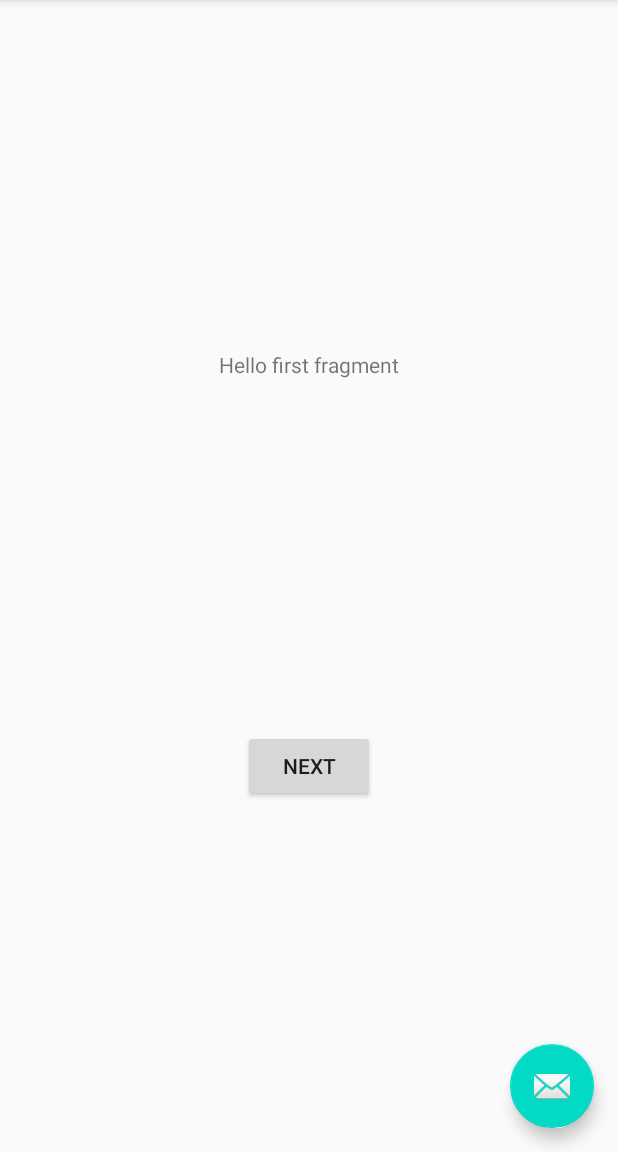
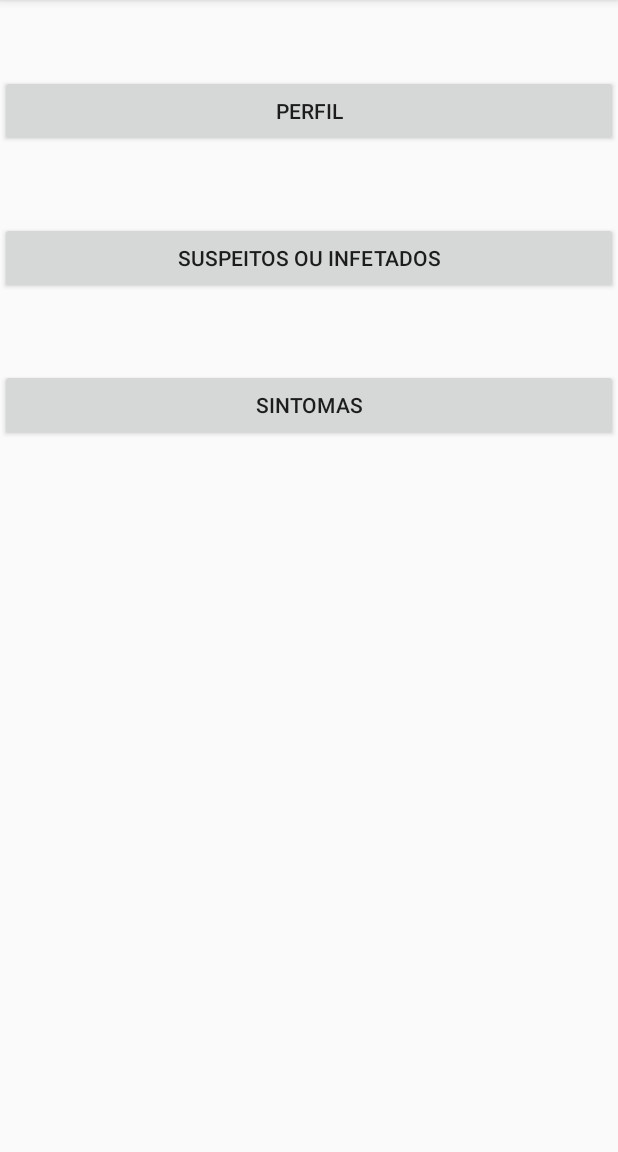
Before and after one commit to rpa299/COVID19, an Android app: the screen it shows after launch (MainActivity), on a phone screen of 412 x 824 dp, the part 84-1236 px from its top. Run offline under Robolectric (Android 15) with nearby library versions, the phone set to English and light mode, and no system bars.

Commit message:
Menu provisorio iniciado

```diff
--- a/app/src/main/java/pt/ipg/covid19/FirstFragment.java
+++ /dev/null
@@ -1,34 +0,0 @@
-package pt.ipg.covid19;
-
-import android.os.Bundle;
-import android.view.LayoutInflater;
-import android.view.View;
-import android.view.ViewGroup;
-
-import androidx.annotation.NonNull;
-import androidx.fragment.app.Fragment;
-import androidx.navigation.fragment.NavHostFragment;
-
-public class FirstFragment extends Fragment {
-
-    @Override
-    public View onCreateView(
-            LayoutInflater inflater, ViewGroup container,
-            Bundle savedInstanceState
-    ) {
-        // Inflate the layout for this fragment
-        return inflater.inflate(R.layout.fragment_first, container, false);
-    }
-
-    public void onViewCreated(@NonNull View view, Bundle savedInstanceState) {
-        super.onViewCreated(view, savedInstanceState);
-
-        view.findViewById(R.id.button_first).setOnClickListener(new View.OnClickListener() {
-            @Override
-            public void onClick(View view) {
-                NavHostFragment.findNavController(FirstFragment.this)
-                        .navigate(R.id.action_FirstFragment_to_SecondFragment);
-            }
-        });
-    }
-}
--- a/app/src/main/java/pt/ipg/covid19/MainActivity.java
+++ b/app/src/main/java/pt/ipg/covid19/MainActivity.java
@@ -20,15 +20,6 @@ public class MainActivity extends AppCompatActivity {
         setContentView(R.layout.activity_main);
         Toolbar toolbar = findViewById(R.id.toolbar);
         setSupportActionBar(toolbar);
-
-        FloatingActionButton fab = findViewById(R.id.fab);
-        fab.setOnClickListener(new View.OnClickListener() {
-            @Override
-            public void onClick(View view) {
-                Snackbar.make(view, "Replace with your own action", Snackbar.LENGTH_LONG)
-                        .setAction("Action", null).show();
-            }
-        });
     }
 
     @Override
--- a/app/src/main/res/layout/activity_main.xml
+++ b/app/src/main/res/layout/activity_main.xml
@@ -22,12 +22,4 @@
 
     <include layout="@layout/content_main" />
 
-    <com.google.android.material.floatingactionbutton.FloatingActionButton
-        android:id="@+id/fab"
-        android:layout_width="wrap_content"
-        android:layout_height="wrap_content"
-        android:layout_gravity="bottom|end"
-        android:layout_margin="@dimen/fab_margin"
-        app:srcCompat="@android:drawable/ic_dialog_email" />
-
 </androidx.coordinatorlayout.widget.CoordinatorLayout>
--- a/app/src/main/res/layout/content_main.xml
+++ b/app/src/main/res/layout/content_main.xml
@@ -1,19 +1,38 @@
 <?xml version="1.0" encoding="utf-8"?>
 <androidx.constraintlayout.widget.ConstraintLayout xmlns:android="http://schemas.android.com/apk/res/android"
     xmlns:app="http://schemas.android.com/apk/res-auto"
+    xmlns:tools="http://schemas.android.com/tools"
     android:layout_width="match_parent"
     android:layout_height="match_parent"
-    app:layout_behavior="@string/appbar_scrolling_view_behavior">
+    app:layout_behavior="@string/appbar_scrolling_view_behavior" >
 
-    <fragment
-        android:id="@+id/nav_host_fragment"
-        android:name="androidx.navigation.fragment.NavHostFragment"
+    <Button
+        android:id="@+id/button10"
         android:layout_width="0dp"
-        android:layout_height="0dp"
-        app:defaultNavHost="true"
-        app:layout_constraintBottom_toBottomOf="parent"
-        app:layout_constraintLeft_toLeftOf="parent"
-        app:layout_constraintRight_toRightOf="parent"
-        app:layout_constraintTop_toTopOf="parent"
-        app:navGraph="@navigation/nav_graph" />
+        android:layout_height="wrap_content"
+        android:layout_marginTop="50dp"
+        android:text="Perfil"
+        app:layout_constraintEnd_toEndOf="parent"
+        app:layout_constraintStart_toStartOf="parent"
+        app:layout_constraintTop_toTopOf="parent" />
+
+    <Button
+        android:id="@+id/button11"
+        android:layout_width="0dp"
+        android:layout_height="wrap_content"
+        android:layout_marginTop="50dp"
+        android:text="Suspeitos ou Infetados"
+        app:layout_constraintEnd_toEndOf="parent"
+        app:layout_constraintStart_toStartOf="parent"
+        app:layout_constraintTop_toBottomOf="@+id/button10" />
+
+    <Button
+        android:id="@+id/button12"
+        android:layout_width="0dp"
+        android:layout_height="wrap_content"
+        android:layout_marginTop="50dp"
+        android:text="Sintomas"
+        app:layout_constraintEnd_toEndOf="parent"
+        app:layout_constraintStart_toStartOf="parent"
+        app:layout_constraintTop_toBottomOf="@+id/button11" />
 </androidx.constraintlayout.widget.ConstraintLayout>
--- a/app/src/main/res/layout/fragment_first.xml
+++ /dev/null
@@ -1,28 +0,0 @@
-<?xml version="1.0" encoding="utf-8"?>
-<androidx.constraintlayout.widget.ConstraintLayout xmlns:android="http://schemas.android.com/apk/res/android"
-    xmlns:app="http://schemas.android.com/apk/res-auto"
-    xmlns:tools="http://schemas.android.com/tools"
-    android:layout_width="match_parent"
-    android:layout_height="match_parent"
-    tools:context=".FirstFragment">
-
-    <TextView
-        android:id="@+id/textview_first"
-        android:layout_width="wrap_content"
-        android:layout_height="wrap_content"
-        android:text="@string/hello_first_fragment"
-        app:layout_constraintBottom_toTopOf="@id/button_first"
-        app:layout_constraintEnd_toEndOf="parent"
-        app:layout_constraintStart_toStartOf="parent"
-        app:layout_constraintTop_toTopOf="parent" />
-
-    <Button
-        android:id="@+id/button_first"
-        android:layout_width="wrap_content"
-        android:layout_height="wrap_content"
-        android:text="@string/next"
-        app:layout_constraintBottom_toBottomOf="parent"
-        app:layout_constraintEnd_toEndOf="parent"
-        app:layout_constraintStart_toStartOf="parent"
-        app:layout_constraintTop_toBottomOf="@id/textview_first" />
-</androidx.constraintlayout.widget.ConstraintLayout>
```
Also changed, not shown: app/src/main/java/pt/ipg/covid19/SecondFragment.java (deleted, +0 -34 lines), app/src/main/res/layout/fragment_second.xml (deleted, +0 -27 lines).
